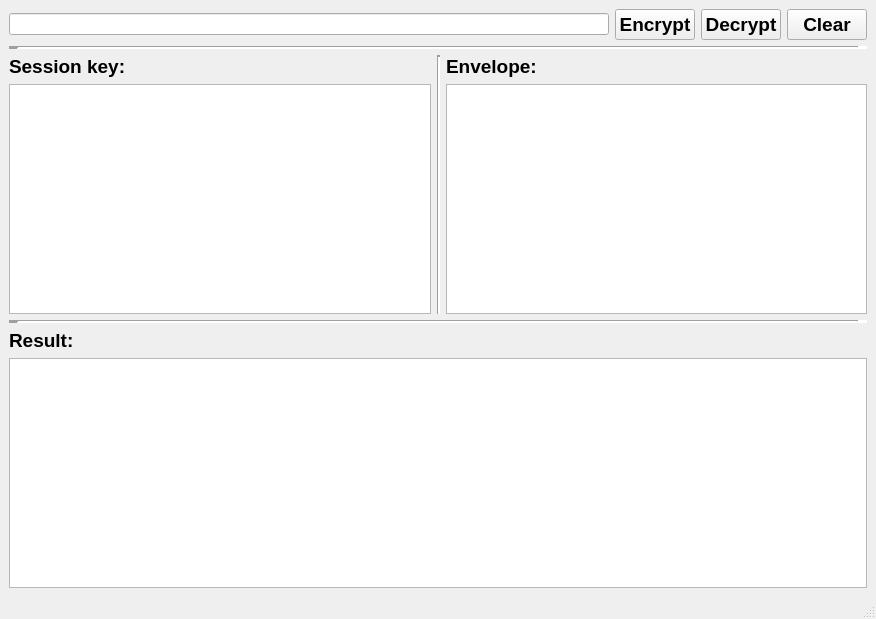
Old version of the form DigitalEnvelope_Example/mainwindow.ui in the repository Sage-Cat/Digital-envelope.
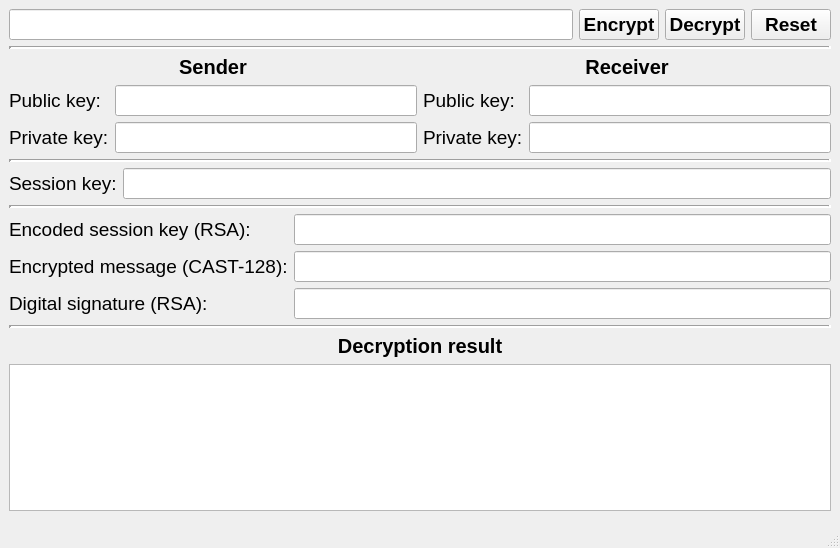
New version of the form.

Commit message: Made GUI more detailed. Fixed cast128 bugs

```diff
--- a/DigitalEnvelope_Example/mainwindow.ui
+++ b/DigitalEnvelope_Example/mainwindow.ui
@@ -6,21 +6,29 @@
    <rect>
     <x>0</x>
     <y>0</y>
-    <width>876</width>
-    <height>619</height>
+    <width>840</width>
+    <height>548</height>
    </rect>
   </property>
   <property name="windowTitle">
    <string>Digital envelope</string>
   </property>
   <widget class="QWidget" name="centralwidget">
-   <layout class="QVBoxLayout" name="verticalLayout_5">
+   <layout class="QVBoxLayout" name="verticalLayout_16">
     <item>
      <layout class="QVBoxLayout" name="verticalLayout">
       <item>
        <layout class="QHBoxLayout" name="horizontalLayout">
         <item>
-         <widget class="QLineEdit" name="line_message"/>
+         <widget class="QLineEdit" name="line_message">
+          <property name="font">
+           <font>
+            <pointsize>14</pointsize>
+            <weight>75</weight>
+            <bold>true</bold>
+           </font>
+          </property>
+         </widget>
         </item>
         <item>
          <widget class="QPushButton" name="btn_encrypt">
@@ -60,16 +68,200 @@
            </font>
           </property>
           <property name="text">
-           <string>Clear</string>
+           <string>Reset</string>
           </property>
          </widget>
         </item>
        </layout>
       </item>
+     </layout>
+    </item>
+    <item>
+     <widget class="Line" name="line_5">
+      <property name="lineWidth">
+       <number>3</number>
+      </property>
+      <property name="orientation">
+       <enum>Qt::Horizontal</enum>
+      </property>
+     </widget>
+    </item>
+    <item>
+     <layout class="QVBoxLayout" name="verticalLayout_12">
       <item>
-       <widget class="Line" name="line">
+       <layout class="QHBoxLayout" name="horizontalLayout_5">
+        <item>
+         <layout class="QVBoxLayout" name="verticalLayout_10">
+          <item>
+           <widget class="QLabel" name="label_9">
+            <property name="font">
+             <font>
+              <pointsize>15</pointsize>
+              <weight>75</weight>
+              <bold>true</bold>
+             </font>
+            </property>
+            <property name="text">
+             <string>Sender</string>
+            </property>
+            <property name="alignment">
+             <set>Qt::AlignCenter</set>
+            </property>
+           </widget>
+          </item>
+          <item>
+           <layout class="QHBoxLayout" name="horizontalLayout_3">
+            <item>
+             <layout class="QVBoxLayout" name="verticalLayout_6">
+              <item>
+               <widget class="QLabel" name="label_5">
+                <property name="font">
+                 <font>
+                  <pointsize>14</pointsize>
+                  <weight>50</weight>
+                  <bold>false</bold>
+                 </font>
+                </property>
+                <property name="text">
+                 <string>Public key:</string>
+                </property>
+               </widget>
+              </item>
+              <item>
+               <widget class="QLabel" name="label_6">
+                <property name="font">
+                 <font>
+                  <pointsize>14</pointsize>
+                  <weight>50</weight>
+                  <bold>false</bold>
+                 </font>
+                </property>
+                <property name="text">
+                 <string>Private key:</string>
+                </property>
+               </widget>
+              </item>
+             </layout>
+            </item>
+            <item>
+             <layout class="QVBoxLayout" name="verticalLayout_7">
+              <item>
+               <widget class="QLineEdit" name="line_sender_pub">
+                <property name="font">
+                 <font>
+                  <pointsize>14</pointsize>
+                  <weight>75</weight>
+                  <bold>true</bold>
+                 </font>
+                </property>
+               </widget>
+              </item>
+              <item>
+               <widget class="QLineEdit" name="line_sender_private">
+                <property name="font">
+                 <font>
+                  <pointsize>14</pointsize>
+                  <weight>75</weight>
+                  <bold>true</bold>
+                 </font>
+                </property>
+               </widget>
+              </item>
+             </layout>
+            </item>
+           </layout>
+          </item>
+         </layout>
+        </item>
+        <item>
+         <layout class="QVBoxLayout" name="verticalLayout_11">
+          <item>
+           <widget class="QLabel" name="label_10">
+            <property name="font">
+             <font>
+              <pointsize>15</pointsize>
+              <weight>75</weight>
+              <bold>true</bold>
+             </font>
+            </property>
+            <property name="text">
+             <string>Receiver</string>
+            </property>
+            <property name="alignment">
+             <set>Qt::AlignCenter</set>
+            </property>
+           </widget>
+          </item>
+          <item>
+           <layout class="QHBoxLayout" name="horizontalLayout_4">
+            <item>
+             <layout class="QVBoxLayout" name="verticalLayout_8">
+              <item>
+               <widget class="QLabel" name="label_7">
+                <property name="font">
+                 <font>
+                  <pointsize>14</pointsize>
+                  <weight>50</weight>
+                  <bold>false</bold>
+                 </font>
+                </property>
+                <property name="text">
+                 <string>Public key:</string>
+                </property>
+               </widget>
+              </item>
+              <item>
+               <widget class="QLabel" name="label_8">
+                <property name="font">
+                 <font>
+                  <pointsize>14</pointsize>
+                  <weight>50</weight>
+                  <bold>false</bold>
+                 </font>
+                </property>
+                <property name="text">
+                 <string>Private key:</string>
+                </property>
+               </widget>
+              </item>
+             </layout>
+            </item>
+            <item>
+             <layout class="QVBoxLayout" name="verticalLayout_9">
+              <item>
+               <widget class="QLineEdit" name="line_receiver_pub">
+                <property name="font">
+                 <font>
+                  <pointsize>14</pointsize>
+                  <weight>75</weight>
+                  <bold>true</bold>
+                 </font>
+                </property>
+               </widget>
+              </item>
+              <item>
+               <widget class="QLineEdit" name="line_receiver_private">
+                <property name="font">
+                 <font>
+                  <pointsize>14</pointsize>
+                  <weight>75</weight>
+                  <bold>true</bold>
+                 </font>
+                </property>
+               </widget>
+              </item>
+             </layout>
+            </item>
+           </layout>
+          </item>
+         </layout>
+        </item>
+       </layout>
+      </item>
+      <item>
+       <widget class="Line" name="line_4">
         <property name="lineWidth">
-         <number>10</number>
+         <number>3</number>
         </property>
         <property name="orientation">
          <enum>Qt::Horizontal</enum>
@@ -81,14 +273,14 @@
     <item>
      <layout class="QHBoxLayout" name="horizontalLayout_2">
       <item>
-       <layout class="QVBoxLayout" name="verticalLayout_2">
+       <layout class="QVBoxLayout" name="verticalLayout_5">
         <item>
          <widget class="QLabel" name="label">
           <property name="font">
            <font>
             <pointsize>14</pointsize>
-            <weight>75</weight>
-            <bold>true</bold>
+            <weight>50</weight>
+            <bold>false</bold>
            </font>
           </property>
           <property name="text">
@@ -96,25 +288,12 @@
           </property>
          </widget>
         </item>
-        <item>
-         <widget class="QTextEdit" name="text_sessionKey"/>
-        </item>
        </layout>
       </item>
       <item>
-       <widget class="Line" name="line_2">
-        <property name="lineWidth">
-         <number>2</number>
-        </property>
-        <property name="orientation">
-         <enum>Qt::Vertical</enum>
-        </property>
-       </widget>
-      </item>
-      <item>
-       <layout class="QVBoxLayout" name="verticalLayout_3">
+       <layout class="QVBoxLayout" name="verticalLayout_2">
         <item>
-         <widget class="QLabel" name="label_3">
+         <widget class="QLineEdit" name="line_sessionKey">
           <property name="font">
            <font>
             <pointsize>14</pointsize>
@@ -122,14 +301,8 @@
             <bold>true</bold>
            </font>
           </property>
-          <property name="text">
-           <string>Envelope:</string>
-          </property>
          </widget>
         </item>
-        <item>
-         <widget class="QTextEdit" name="text_envelope"/>
-        </item>
        </layout>
       </item>
      </layout>
@@ -137,7 +310,7 @@
     <item>
      <widget class="Line" name="line_3">
       <property name="lineWidth">
-       <number>10</number>
+       <number>3</number>
       </property>
       <property name="orientation">
        <enum>Qt::Horizontal</enum>
@@ -145,26 +318,152 @@
      </widget>
     </item>
     <item>
-     <layout class="QVBoxLayout" name="verticalLayout_4">
+     <layout class="QVBoxLayout" name="verticalLayout_15">
       <item>
-       <widget class="QLabel" name="label_4">
-        <property name="font">
-         <font>
-          <pointsize>14</pointsize>
-          <weight>75</weight>
-          <bold>true</bold>
-         </font>
-        </property>
-        <property name="text">
-         <string>Result:</string>
-        </property>
-       </widget>
+       <layout class="QHBoxLayout" name="horizontalLayout_6">
+        <item>
+         <layout class="QVBoxLayout" name="verticalLayout_13">
+          <item>
+           <widget class="QLabel" name="label_11">
+            <property name="font">
+             <font>
+              <pointsize>14</pointsize>
+              <weight>50</weight>
+              <bold>false</bold>
+             </font>
+            </property>
+            <property name="text">
+             <string>Encoded session key (RSA):</string>
+            </property>
+           </widget>
+          </item>
+          <item>
+           <widget class="QLabel" name="label_13">
+            <property name="font">
+             <font>
+              <pointsize>14</pointsize>
+              <weight>50</weight>
+              <bold>false</bold>
+             </font>
+            </property>
+            <property name="text">
+             <string>Encrypted message (CAST-128):</string>
+            </property>
+           </widget>
+          </item>
+          <item>
+           <widget class="QLabel" name="label_12">
+            <property name="font">
+             <font>
+              <pointsize>14</pointsize>
+              <weight>50</weight>
+              <bold>false</bold>
+             </font>
+            </property>
+            <property name="text">
+             <string>Digital signature (RSA):</string>
+            </property>
+           </widget>
+          </item>
+         </layout>
+        </item>
+        <item>
+         <layout class="QVBoxLayout" name="verticalLayout_14">
+          <item>
+           <widget class="QLineEdit" name="line_A">
+            <property name="font">
+             <font>
+              <pointsize>14</pointsize>
+              <weight>75</weight>
+              <bold>true</bold>
+             </font>
+            </property>
+           </widget>
+          </item>
+          <item>
+           <widget class="QLineEdit" name="line_B">
+            <property name="font">
+             <font>
+              <pointsize>14</pointsize>
+              <weight>75</weight>
+              <bold>true</bold>
+             </font>
+            </property>
+           </widget>
+          </item>
+          <item>
+           <widget class="QLineEdit" name="line_C">
+            <property name="font">
+             <font>
+              <pointsize>14</pointsize>
+              <weight>75</weight>
+              <bold>true</bold>
+             </font>
+            </property>
+           </widget>
+          </item>
+         </layout>
+        </item>
+       </layout>
       </item>
+     </layout>
+    </item>
+    <item>
+     <layout class="QVBoxLayout" name="verticalLayout_3">
       <item>
-       <widget class="QTextEdit" name="text_result"/>
+       <layout class="QVBoxLayout" name="verticalLayout_4">
+        <item>
+         <widget class="Line" name="line_7">
+          <property name="lineWidth">
+           <number>3</number>
+          </property>
+          <property name="orientation">
+           <enum>Qt::Horizontal</enum>
+          </property>
+         </widget>
+        </item>
+        <item>
+         <widget class="QLabel" name="label_3">
+          <property name="font">
+           <font>
+            <pointsize>15</pointsize>
+            <weight>75</weight>
+            <bold>true</bold>
+           </font>
+          </property>
+          <property name="text">
+           <string>Decryption result</string>
+          </property>
+          <property name="alignment">
+           <set>Qt::AlignCenter</set>
+          </property>
+         </widget>
+        </item>
+        <item>
+         <widget class="QTextEdit" name="text_result">
+          <property name="font">
+           <font>
+            <pointsize>14</pointsize>
+            <weight>75</weight>
+            <bold>true</bold>
+           </font>
+          </property>
+         </widget>
+        </item>
+       </layout>
       </item>
      </layout>
     </item>
+    <item>
+     <widget class="Line" name="line_2">
+      <property name="lineWidth">
+       <number>2</number>
+      </property>
+      <property name="orientation">
+       <enum>Qt::Vertical</enum>
+      </property>
+     </widget>
+    </item>
    </layout>
   </widget>
   <widget class="QMenuBar" name="menubar">
```
Left out of the diff: 2 changed lines with no effect on the pictures. The commit also changes 5 other files.
